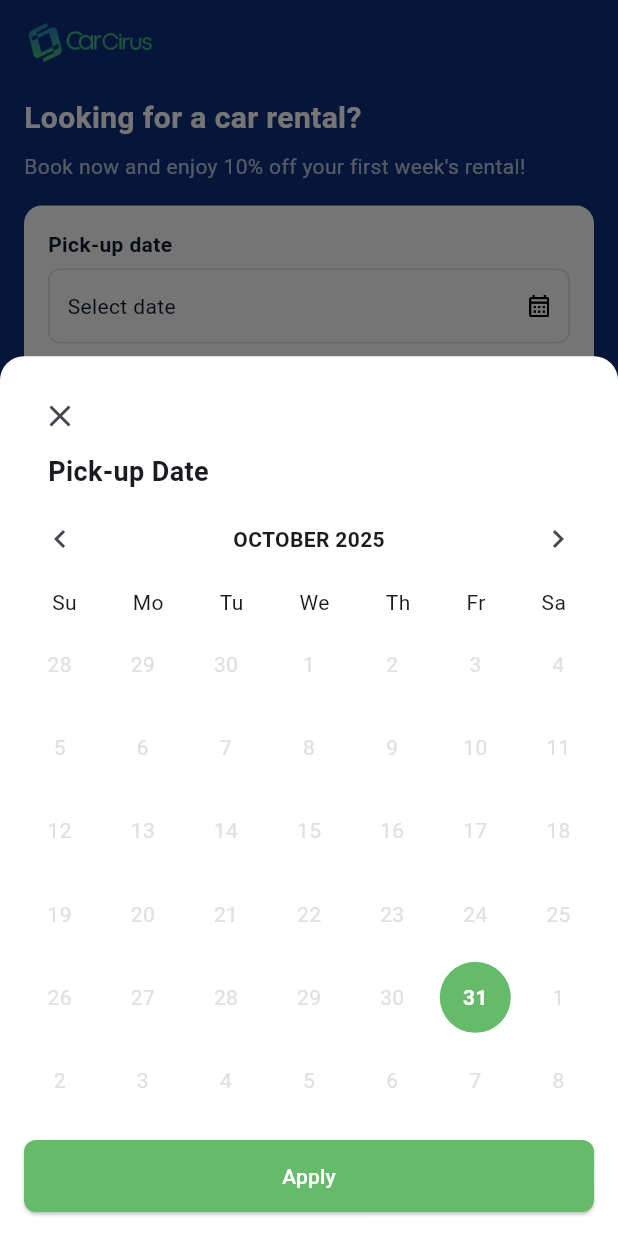
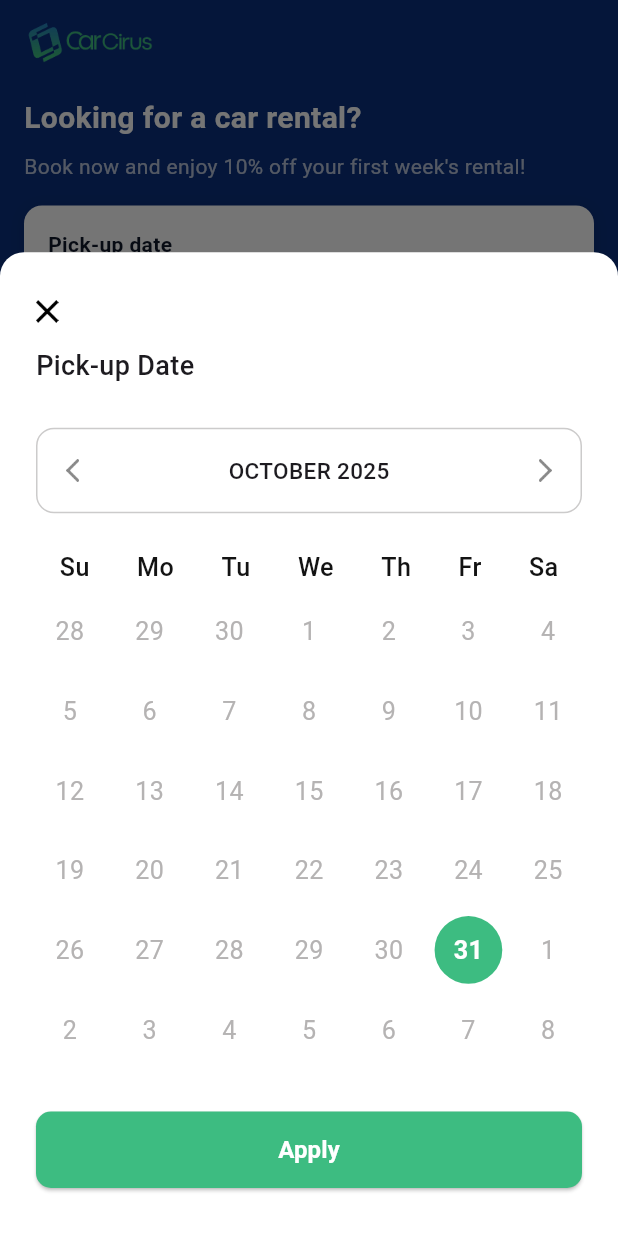
Before and after one commit to FajarSubeki/carcirus, a Flutter app: the screen it shows after launch, after a tap on "Pick-up date", on a phone screen of 412 x 824 dp. Run offline on Flutter 3.47's test engine with Material 3 defaults, Android fonts, the phone set to English and light mode, and no system bars.

Commit message:
feat(calendar): enhance ui and formatted date

```diff
--- a/lib/core/resources/app_asset.dart
+++ b/lib/core/resources/app_asset.dart
@@ -16,4 +16,7 @@ class AppAssets {
   static const String imgMyCar = "${rootImage}ic_my_car.png";
   static const String imgMyBills = "${rootImage}ic_my_bills.png";
   static const String imgProfile = "${rootImage}ic_profile.png";
+  static const String imgLeftArrow = "${rootImage}ic_left_arrow.png";
+  static const String imgRightArrow = "${rootImage}ic_right_arrow.png";
+  static const String imgClose = "${rootImage}ic_close_arrow.png";
 }
--- a/lib/core/resources/app_colors.dart
+++ b/lib/core/resources/app_colors.dart
@@ -9,9 +9,11 @@ class AppColors {
   // Neutral Colors
   static const Color white = Colors.white;
   static const Color black = Colors.black;
+  static const Color textBlack = Color(0xFF131313);
   static const Color gray = Color(0xFF9E9E9E);
   static const Color lightGray = Color(0xFFA6A6A6);
   static const Color borderGray = Color(0xFFCCCBCB);
+  static const Color disableGray = Color(0xFFB5B3B3);
 
   // Text Colors
   static const Color textPrimary = Color(0xFF0F172A);
--- a/lib/core/widgets/bottom_sheet_date_picker.dart
+++ b/lib/core/widgets/bottom_sheet_date_picker.dart
@@ -1,3 +1,5 @@
+import 'package:carcirus/core/resources/app_asset.dart';
+import 'package:carcirus/core/resources/app_colors.dart';
 import 'package:flutter/material.dart';
 
 class BottomSheetDatePicker extends StatefulWidget {
@@ -16,7 +18,7 @@ class BottomSheetDatePicker extends StatefulWidget {
 
 class _BottomSheetDatePickerState extends State<BottomSheetDatePicker> {
   late DateTime _visibleMonth;
-  late DateTime _selectedDate;
+  late DateTime? _selectedDate;
   final DateTime _today = DateTime.now();
 
   @override
@@ -29,6 +31,7 @@ class _BottomSheetDatePickerState extends State<BottomSheetDatePicker> {
   void _changeMonth(int offset) {
     setState(() {
       _visibleMonth = DateTime(_visibleMonth.year, _visibleMonth.month + offset);
+      _selectedDate = null;
     });
   }
 
@@ -77,21 +80,21 @@ class _BottomSheetDatePickerState extends State<BottomSheetDatePicker> {
       }
 
       final isPast = date.isBefore(DateTime(_today.year, _today.month, _today.day));
-      final isSelected = date.year == _selectedDate.year &&
-          date.month == _selectedDate.month &&
-          date.day == _selectedDate.day;
+      final isSelected = date.year == _selectedDate?.year &&
+          date.month == _selectedDate?.month &&
+          date.day == _selectedDate?.day;
 
       // determine color
       Color textColor;
       if (!isCurrentMonth) {
-        textColor = Colors.grey.shade300; // other month = light gray
+        textColor = AppColors.disableGray; // other month = light gray
       } else if (isPast) {
-        textColor = Colors.grey.shade300; // past in same month = darker gray
+        textColor = AppColors.disableGray; // past in same month = darker gray
       } else {
-        textColor = isSelected ? Colors.white : Colors.black87;
+        textColor = isSelected ? AppColors.white : AppColors.textBlack;
       }
 
-      final bgColor = isSelected ? Colors.green[400] : Colors.transparent;
+      final bgColor = isSelected ? AppColors.primaryGreen : Colors.transparent;
 
       days.add(
         GestureDetector(
@@ -113,6 +116,7 @@ class _BottomSheetDatePickerState extends State<BottomSheetDatePicker> {
               style: TextStyle(
                 color: textColor,
                 fontWeight: isSelected ? FontWeight.bold : FontWeight.normal,
+                fontSize: 16.75
               ),
             ),
           ),
@@ -133,7 +137,7 @@ class _BottomSheetDatePickerState extends State<BottomSheetDatePicker> {
           color: Colors.white,
           borderRadius: BorderRadius.vertical(top: Radius.circular(16)),
         ),
-        padding: const EdgeInsets.all(16),
+        padding: const EdgeInsets.symmetric(horizontal: 24, vertical: 32),
         child: Column(
           mainAxisSize: MainAxisSize.min,
           crossAxisAlignment: CrossAxisAlignment.start,
@@ -142,48 +146,80 @@ class _BottomSheetDatePickerState extends State<BottomSheetDatePicker> {
               crossAxisAlignment: CrossAxisAlignment.start,
               mainAxisSize: MainAxisSize.min,
               children: [
-                IconButton(
-                  icon: const Icon(Icons.close),
-                  onPressed: () => Navigator.pop(context),
+                GestureDetector(
+                  onTap: () => Navigator.pop(context),
+                  child: Image.asset(
+                    AppAssets.imgClose,
+                    width: 15,
+                    height: 15,
+                    fit: BoxFit.contain,
+                  ),
                 ),
                 Padding(
-                  padding: const EdgeInsets.only(left: 16), // geser 16px ke kanan
+                  padding: const EdgeInsets.only(left: 0, top: 16),
                   child: Text(
                     "Pick-up Date",
-                    style: TextStyle(fontSize: 18, fontWeight: FontWeight.bold),
+                    style: TextStyle(fontSize: 18, fontWeight: FontWeight.w500),
                   ),
                 ),
               ],
             ),
-            const SizedBox(height: 8),
+            const SizedBox(height: 28),
             // Month navigation
-            Row(
+            Container(
+              padding: const EdgeInsets.symmetric(horizontal: 8, vertical: 4),
+              decoration: BoxDecoration(
+                border: Border.all(color: AppColors.borderGray),
+                borderRadius: BorderRadius.circular(12),
+              ),
+              child: Padding(
+                padding: const EdgeInsets.symmetric(vertical: 13, horizontal: 8),
+                child: Row(
                   mainAxisAlignment: MainAxisAlignment.spaceBetween,
                   children: [
-                IconButton(
-                  onPressed: () => _changeMonth(-1),
-                  icon: const Icon(Icons.chevron_left),
+                    GestureDetector(
+                      onTap: () => _changeMonth(-1),
+                      child: Image.asset(
+                        AppAssets.imgLeftArrow,
+                        width: 15,
+                        height: 15,
+                        fit: BoxFit.contain,
+                      ),
                     ),
                     Text(
                       monthTitle.toUpperCase(),
-                  style: const TextStyle(fontWeight: FontWeight.bold),
+                      style: const TextStyle(
+                        fontWeight: FontWeight.w500,
+                        fontSize: 15,
                       ),
-                IconButton(
-                  onPressed: () => _changeMonth(1),
-                  icon: const Icon(Icons.chevron_right),
+                    ),
+                    GestureDetector(
+                      onTap: () => _changeMonth(1),
+                      child: Image.asset(
+                        AppAssets.imgRightArrow,
+                        width: 15,
+                        height: 15,
+                        fit: BoxFit.contain,
+                      ),
                     ),
                   ],
                 ),
-
-            const SizedBox(height: 8),
-
+              )
+            ),
+            const SizedBox(height: 24),
             // Weekdays
             Row(
               mainAxisAlignment: MainAxisAlignment.spaceAround,
-              children: const [
-                Text("Su"), Text("Mo"), Text("Tu"),
-                Text("We"), Text("Th"), Text("Fr"), Text("Sa"),
-              ],
+              children: ['Su', 'Mo', 'Tu', 'We', 'Th', 'Fr', 'Sa']
+                  .map((day) => Text(
+                day,
+                style: TextStyle(
+                    fontSize: 16.75,
+                    color: AppColors.textBlack,
+                    fontWeight: FontWeight.w500
+                ),
+              ))
+                  .toList(),
             ),
             const SizedBox(height: 8),
 
@@ -197,26 +233,32 @@ class _BottomSheetDatePickerState extends State<BottomSheetDatePicker> {
               children: _buildDays(),
             ),
 
-            const SizedBox(height: 16),
+            const SizedBox(height: 32),
 
             // Apply button
             SizedBox(
               width: double.infinity,
               child: ElevatedButton(
                 style: ElevatedButton.styleFrom(
-                  backgroundColor: Colors.green[400],
+                  backgroundColor: AppColors.primaryGreen,
                   shape: RoundedRectangleBorder(
-                    borderRadius: BorderRadius.circular(8),
+                    borderRadius: BorderRadius.circular(10),
                   ),
                   padding: const EdgeInsets.symmetric(vertical: 14),
                 ),
                 onPressed: () {
-                  widget.onDateSelected(_selectedDate);
+                  if (_selectedDate != null) {
+                    widget.onDateSelected(_selectedDate!);
                     Navigator.pop(context);
+                  }
                 },
                 child: const Text(
                   "Apply",
-                  style: TextStyle(color: Colors.white),
+                  style: TextStyle(
+                      color: Colors.white,
+                      fontSize: 16,
+                      fontWeight: FontWeight.w600
+                  ),
                 ),
               ),
             ),
--- a/lib/features/rent/presentation/rent_screen.dart
+++ b/lib/features/rent/presentation/rent_screen.dart
@@ -2,6 +2,7 @@ import 'package:carcirus/core/resources/app_asset.dart';
 import 'package:carcirus/core/resources/app_colors.dart';
 import 'package:carcirus/core/widgets/bottom_sheet_date_picker.dart';
 import 'package:flutter/material.dart';
+import 'package:intl/intl.dart';
 import '../../../core/widgets/app_button.dart';
 import '../widgets/date_time_picker.dart';
 import '../widgets/rent_benefit_item.dart';
@@ -41,7 +42,7 @@ class _RentScreen extends State<RentScreen> {
 
     final formattedDate = _selectedDate == null
         ? 'Select date'
-        : "${_selectedDate!.day}-${_selectedDate!.month}-${_selectedDate!.year}";
+        : DateFormat('MMM d, EEEE').format(_selectedDate!);
 
     final benefits = [
       RentBenefitItemData(
```
Also changed, not shown: assets/images/ic_close_arrow.png (added), assets/images/ic_left_arrow.png (added), assets/images/ic_right_arrow.png (added). Lines whose indentation alone changed are shown as unchanged.
